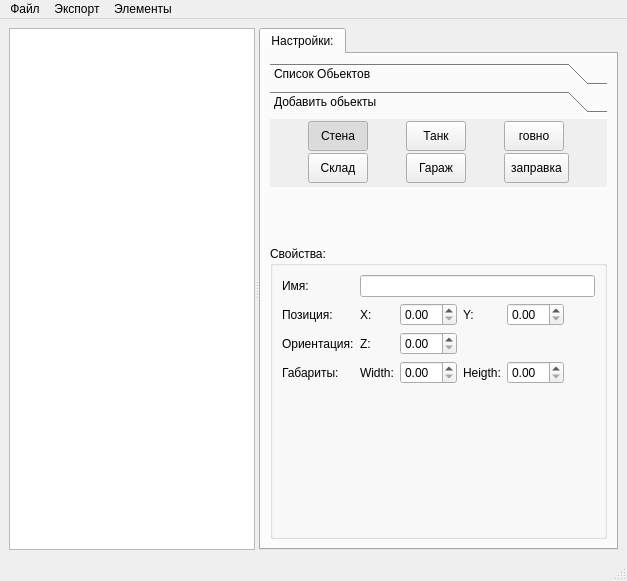
Above: main_window.ui from AlexLexx706/scene_editor before the change. Below: the same form after it.
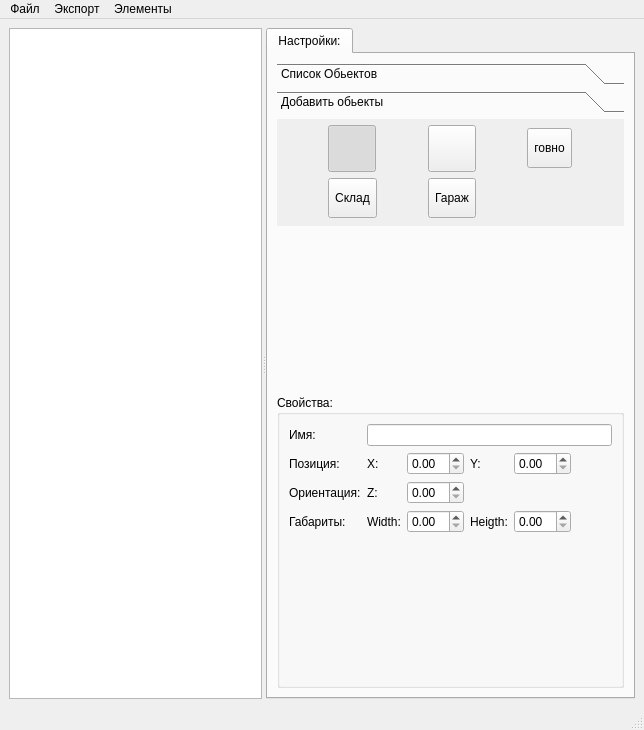
That is the form after the change. Icons and pictures are not drawn. Custom widgets are drawn as their Qt base class.

Patch:
```diff
--- a/main_window.ui
+++ b/main_window.ui
@@ -6,8 +6,8 @@
    <rect>
     <x>0</x>
     <y>0</y>
-    <width>627</width>
-    <height>581</height>
+    <width>644</width>
+    <height>730</height>
    </rect>
   </property>
   <property name="windowTitle">
@@ -90,8 +90,8 @@
              <rect>
               <x>0</x>
               <y>0</y>
-              <width>323</width>
-              <height>69</height>
+              <width>332</width>
+              <height>114</height>
              </rect>
             </property>
             <attribute name="label">
@@ -108,12 +108,25 @@
               <widget class="QToolButton" name="toolButton">
                <property name="minimumSize">
                 <size>
-                 <width>60</width>
-                 <height>30</height>
+                 <width>40</width>
+                 <height>40</height>
                 </size>
                </property>
                <property name="text">
-                <string>Стена</string>
+                <string/>
+               </property>
+               <property name="icon">
+                <iconset resource="resourses.qrc">
+                 <normaloff>:/images/objects/bricks.png</normaloff>:/images/objects/bricks.png</iconset>
+               </property>
+               <property name="iconSize">
+                <size>
+                 <width>40</width>
+                 <height>40</height>
+                </size>
+               </property>
+               <property name="shortcut">
+                <string/>
                </property>
                <property name="checkable">
                 <bool>true</bool>
@@ -121,21 +134,8 @@
                <property name="checked">
                 <bool>true</bool>
                </property>
-              </widget>
-             </item>
-             <item row="1" column="2">
-              <widget class="QToolButton" name="toolButton_6">
-               <property name="minimumSize">
-                <size>
-                 <width>60</width>
-                 <height>30</height>
-                </size>
-               </property>
-               <property name="text">
-                <string>заправка</string>
-               </property>
-               <property name="checkable">
-                <bool>true</bool>
+               <property name="autoRepeat">
+                <bool>false</bool>
                </property>
               </widget>
              </item>
@@ -143,13 +143,23 @@
               <widget class="QToolButton" name="toolButton_4">
                <property name="minimumSize">
                 <size>
-                 <width>60</width>
-                 <height>30</height>
+                 <width>40</width>
+                 <height>40</height>
                 </size>
                </property>
                <property name="text">
                 <string>Склад</string>
                </property>
+               <property name="icon">
+                <iconset resource="resourses.qrc">
+                 <normaloff>:/images/objects/garage.png</normaloff>:/images/objects/garage.png</iconset>
+               </property>
+               <property name="iconSize">
+                <size>
+                 <width>40</width>
+                 <height>40</height>
+                </size>
+               </property>
                <property name="checkable">
                 <bool>true</bool>
                </property>
@@ -159,13 +169,23 @@
               <widget class="QToolButton" name="toolButton_5">
                <property name="minimumSize">
                 <size>
-                 <width>60</width>
-                 <height>30</height>
+                 <width>40</width>
+                 <height>40</height>
                 </size>
                </property>
                <property name="text">
                 <string>Гараж</string>
                </property>
+               <property name="icon">
+                <iconset resource="resourses.qrc">
+                 <normaloff>:/images/objects/factory.png</normaloff>:/images/objects/factory.png</iconset>
+               </property>
+               <property name="iconSize">
+                <size>
+                 <width>40</width>
+                 <height>40</height>
+                </size>
+               </property>
                <property name="checkable">
                 <bool>true</bool>
                </property>
@@ -175,13 +195,23 @@
               <widget class="QToolButton" name="toolButton_3">
                <property name="minimumSize">
                 <size>
-                 <width>60</width>
-                 <height>30</height>
+                 <width>40</width>
+                 <height>40</height>
                 </size>
                </property>
                <property name="text">
                 <string>говно</string>
                </property>
+               <property name="icon">
+                <iconset resource="resourses.qrc">
+                 <normaloff>:/images/objects/shit.png</normaloff>:/images/objects/shit.png</iconset>
+               </property>
+               <property name="iconSize">
+                <size>
+                 <width>40</width>
+                 <height>40</height>
+                </size>
+               </property>
                <property name="checkable">
                 <bool>true</bool>
                </property>
@@ -191,12 +221,22 @@
               <widget class="QToolButton" name="toolButton_2">
                <property name="minimumSize">
                 <size>
-                 <width>60</width>
-                 <height>30</height>
+                 <width>40</width>
+                 <height>40</height>
                 </size>
                </property>
                <property name="text">
-                <string>Танк</string>
+                <string/>
+               </property>
+               <property name="icon">
+                <iconset resource="resourses.qrc">
+                 <normaloff>:/images/objects/robot.png</normaloff>:/images/objects/robot.png</iconset>
+               </property>
+               <property name="iconSize">
+                <size>
+                 <width>40</width>
+                 <height>40</height>
+                </size>
                </property>
                <property name="checkable">
                 <bool>true</bool>
@@ -348,7 +388,7 @@
     <rect>
      <x>0</x>
      <y>0</y>
-     <width>627</width>
+     <width>644</width>
      <height>21</height>
     </rect>
    </property>
```
Left out of the diff: 8 changed lines with no effect on the pictures.
